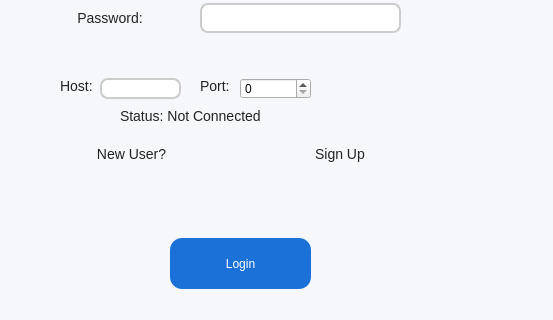
The window that login.ui (j3r-ux/CSCE1102Lithium) describes before a commit, drawn with Qt 5; both pictures show x 0 to 553 and y 172 to 492 of the 553 by 617 pixel window.
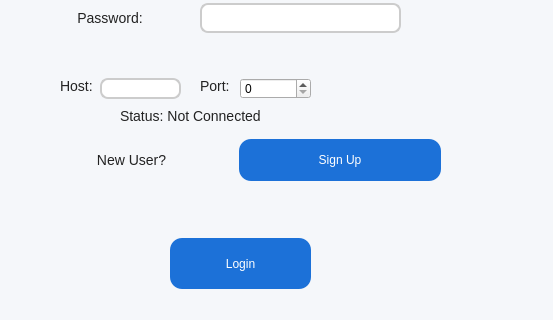
The same window after the commit.

```diff
--- a/login.ui
+++ b/login.ui
@@ -144,7 +144,7 @@
       <x>30</x>
       <y>310</y>
       <width>411</width>
-      <height>32</height>
+      <height>44</height>
      </rect>
     </property>
     <layout class="QHBoxLayout" name="horizontalLayout">
@@ -164,18 +164,10 @@
       </widget>
      </item>
      <item>
-      <widget class="QLabel" name="SignUpLabel">
-       <property name="font">
-        <font>
-         <pointsize>-1</pointsize>
-        </font>
-       </property>
+      <widget class="QPushButton" name="SignUp_button">
        <property name="text">
         <string>Sign Up</string>
        </property>
-       <property name="alignment">
-        <set>Qt::AlignmentFlag::AlignCenter</set>
-       </property>
       </widget>
      </item>
     </layout>
```
Left out of the diff: 8 changed lines with no effect on the pictures.
